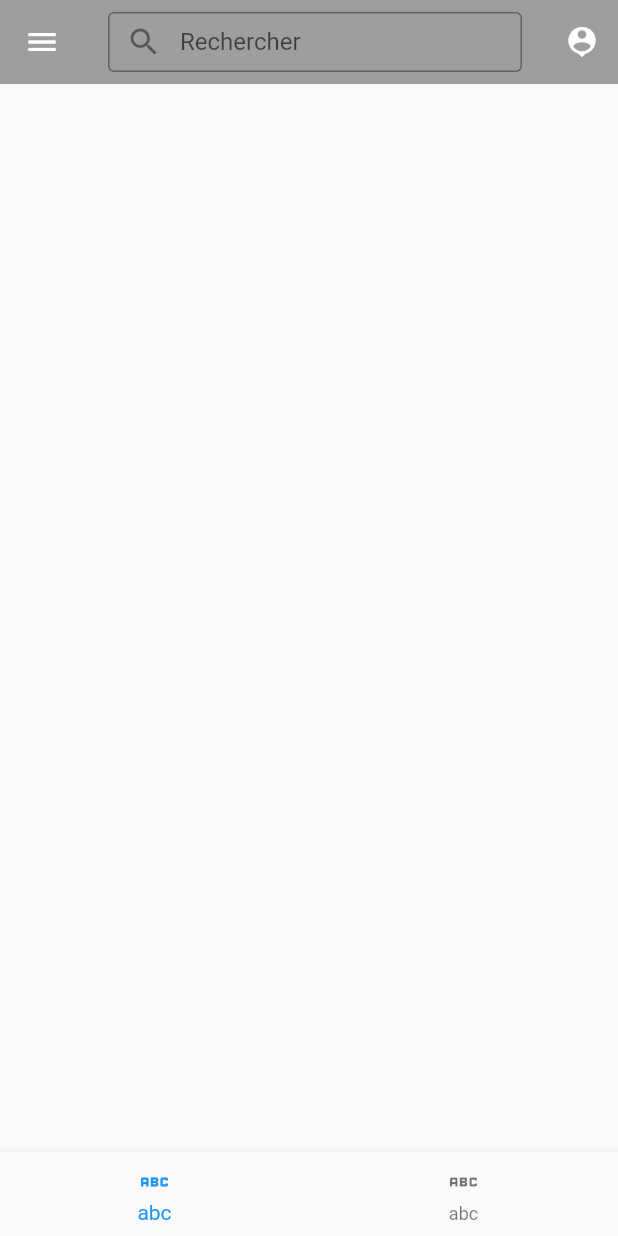
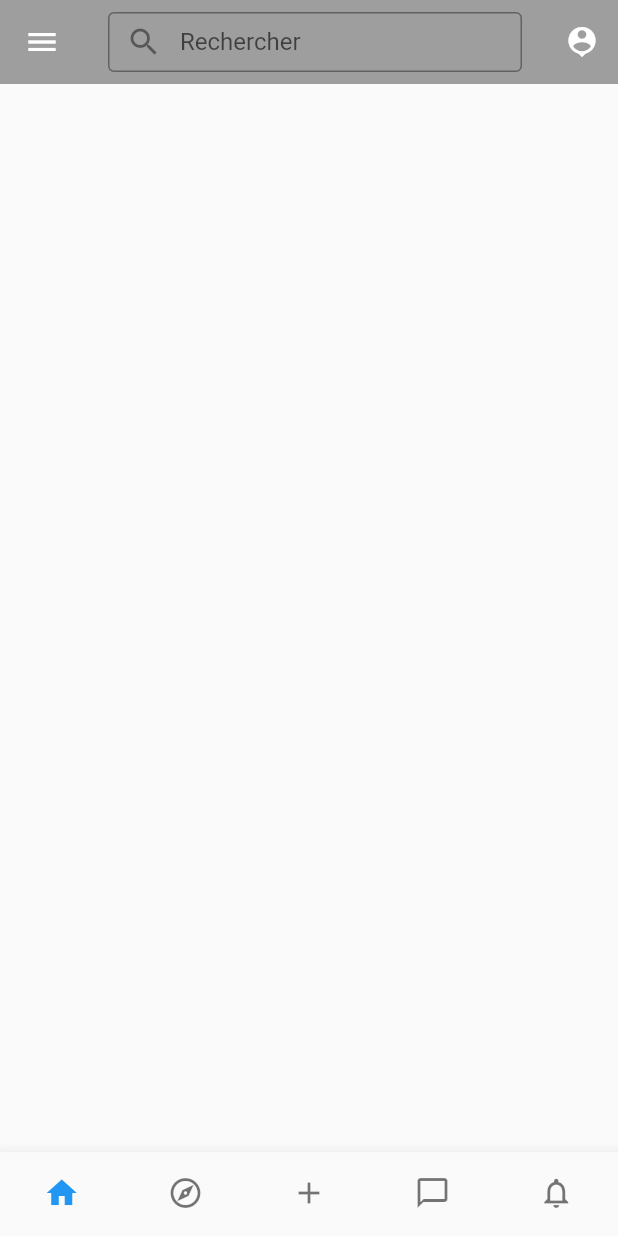
Before and after one commit to Thelm76/flutter_reddit, a Flutter app: the screen it shows after launch, on a phone screen of 412 x 824 dp. Run offline on Flutter 3.47's test engine with Material 2 defaults, Android fonts, the phone set to English and light mode, and no system bars.

Commit message:
Improve BottomBar

```diff
--- a/lib/view/home_page/components/bottom_bar.dart
+++ b/lib/view/home_page/components/bottom_bar.dart
@@ -1,15 +1,38 @@
 import 'package:flutter/material.dart';
 
-class BottomBar extends StatelessWidget {
+class BottomBar extends StatefulWidget {
   const BottomBar({Key? key}) : super(key: key);
 
   @override
-  Widget build(BuildContext context) {
-    return BottomNavigationBar(items: const [
-      BottomNavigationBarItem(icon: Icon(Icons.abc), label:"abc"),
-      BottomNavigationBarItem(icon: Icon(Icons.abc), label:"abc"),
-    ]);
+  State<StatefulWidget> createState() => _BottomBarState();
+}
+
+class _BottomBarState extends State<BottomBar> {
+  int _selectedIndex = 0;
+  int get selectedIndex {return _selectedIndex;}
+
+
+  void _onItemTapped(int index){
+    setState(() {
+      _selectedIndex=index;
+    });
   }
 
-
+  @override
+  Widget build(BuildContext context) {
+    return BottomNavigationBar(
+      showSelectedLabels: false,
+      showUnselectedLabels: false,
+      items: const [
+        BottomNavigationBarItem(icon: Icon(Icons.home), label: "home"),
+        BottomNavigationBarItem(icon: Icon(Icons.explore_outlined), label: "explore"),
+        BottomNavigationBarItem(icon: Icon(Icons.add), label: "more"),
+        BottomNavigationBarItem(icon: Icon(Icons.messenger_outline), label: "messages"),
+        BottomNavigationBarItem(icon: Icon(Icons.notifications_outlined), label: "notifications"),
+      ],
+      currentIndex: _selectedIndex,
+      onTap: _onItemTapped,
+      type: BottomNavigationBarType.fixed,
+    );
+  }
 }
```
